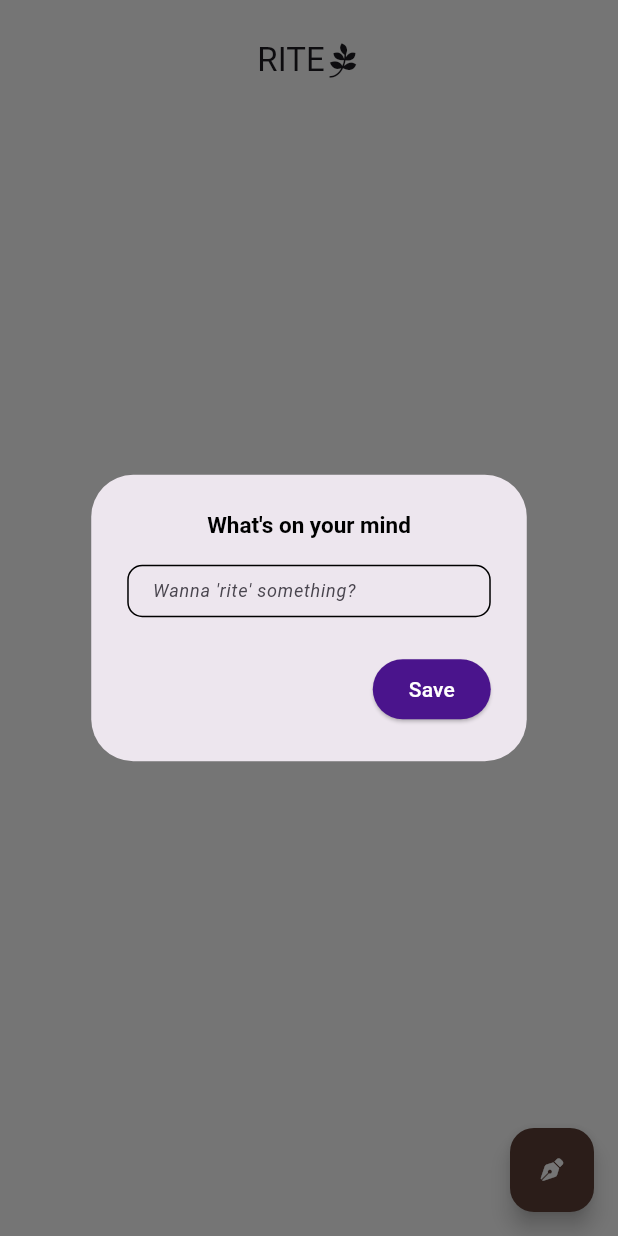
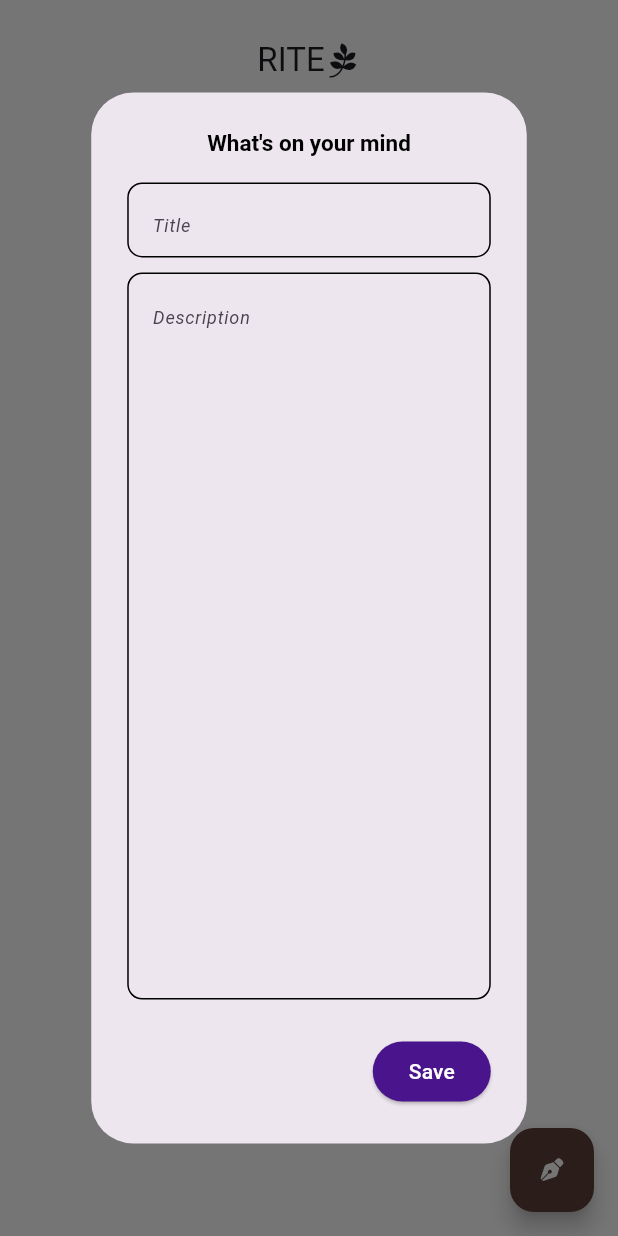
Before and after one commit to SidneyEmeka/write, a Flutter app: the screen it shows after launch, after a tap on an icon or button, on a phone screen of 412 x 824 dp. Run offline on Flutter 3.47's test engine with Material 3 defaults, Android fonts, the phone set to English and light mode, and no system bars; our stand-ins replace flutter_slidable, font_awesome_flutter, sqflite; accounts and stored records are empty.

Commit message:
Created another table

```diff
--- a/lib/models/writesmodel.dart
+++ b/lib/models/writesmodel.dart
@@ -1,7 +1,8 @@
 class Writesmodel{
   final String userContent;
+  final String userContentDescription;
   final int userWroteID;
   final int userIsDone;
 
-  Writesmodel({required this.userContent, required this.userWroteID, required this.userIsDone});
+  Writesmodel({required this.userContentDescription, required this.userContent, required this.userWroteID, required this.userIsDone});
 }
--- a/lib/pages/home.dart
+++ b/lib/pages/home.dart
@@ -1,5 +1,4 @@
 import 'dart:async';
-
 import 'package:flutter/material.dart';
 import 'package:flutter_slidable/flutter_slidable.dart';
 import 'package:font_awesome_flutter/font_awesome_flutter.dart';
@@ -28,10 +27,15 @@ class _AllritespageState extends State<Allritespage> {
   //USER INPUTS
   String? userWrote;
   final contentController = TextEditingController();
+  String? userDescribed;
+  final contentDeescController = TextEditingController();
 
   //LIST TILE
   Widget aWriteTile(
-      {required int id, required String content, required int isDone}) {
+      {required int id,
+      required String content,
+      required String description,
+      required int isDone}) {
     return Slidable(
       endActionPane: ActionPane(
         motion: const StretchMotion(),
@@ -43,6 +47,7 @@ class _AllritespageState extends State<Allritespage> {
                   builder: (context) => Edit(
                     theWriteId: id,
                     theWriteContent: content,
+                    theWriteContentDescription: description,
                   ),
                 ),
               );
@@ -102,12 +107,13 @@ class _AllritespageState extends State<Allritespage> {
                   decoration: const BoxDecoration(
                       //border: Border.all(color: Colors.white)
                       ),
-                  child: const Text(
-                      style: TextStyle(
+                  child: Text(
+                    description,
+                    style: const TextStyle(
                         color: Colors.white,
                         overflow: TextOverflow.fade,
                         fontSize: 12),
-                      "String data key style structstyle etextalign locale overflow textscaler maxlines semeanitics label"),
+                  ),
                 ),
                 const Text(
                   "...Tap to read more",
@@ -186,10 +192,12 @@ class _AllritespageState extends State<Allritespage> {
                       final aWriteontent = aWrite.userContent;
                       final aWriteStatus = aWrite.userIsDone;
                       final aWriteId = aWrite.userWroteID;
+                      final aWriteDescription = aWrite.userContentDescription;
                       return aWriteTile(
                           content: aWriteontent,
                           isDone: aWriteStatus,
-                          id: aWriteId);
+                          id: aWriteId,
+                          description: aWriteDescription);
                     })
                   ],
                 );
@@ -213,13 +221,19 @@ class _AllritespageState extends State<Allritespage> {
                         color: Colors.black,
                         fontWeight: FontWeight.bold),
                   ),
-                  content: Container(
+                  content: SingleChildScrollView(
+                    child: Column(
+                      mainAxisAlignment: MainAxisAlignment.start,
+                      crossAxisAlignment: CrossAxisAlignment.center,
+                      children: [
+                        Container(
                           decoration: BoxDecoration(
                               borderRadius: BorderRadius.circular(10),
                               border: Border.all(color: Colors.black)),
-                    height: 35,
+                          height: 50,
                           width: MediaQuery.of(context).size.width / 1.7,
                           child: TextField(
+                            //maxLines: 2,
                             controller: contentController,
                             cursorColor: Colors.transparent,
                             decoration: const InputDecoration(
@@ -227,9 +241,36 @@ class _AllritespageState extends State<Allritespage> {
                                     fontStyle: FontStyle.italic,
                                     fontWeight: FontWeight.w400,
                                     fontSize: 12),
-                          hintText: "Wanna 'rite' something?",
-                          border:
-                              OutlineInputBorder(borderSide: BorderSide.none)),
+                                hintText: "Title",
+                                border: OutlineInputBorder(
+                                    borderSide: BorderSide.none)),
+                          ),
+                        ),
+                        SizedBox(
+                          height: 10,
+                        ),
+                        Container(
+                          decoration: BoxDecoration(
+                              borderRadius: BorderRadius.circular(10),
+                              border: Border.all(color: Colors.black)),
+                          height: MediaQuery.of(context).size.height/ 1.7,
+                          width: MediaQuery.of(context).size.width / 1.7,
+                          child: TextField(
+                            maxLines: null,
+                            controller: contentDeescController,
+                            cursorColor: Colors.transparent,
+                            decoration: const InputDecoration(
+
+                                hintStyle: TextStyle(
+                                    fontStyle: FontStyle.italic,
+                                    fontWeight: FontWeight.w400,
+                                    fontSize: 12),
+                                hintText: "Description",
+                                border: OutlineInputBorder(
+                                    borderSide: BorderSide.none)),
+                          ),
+                        ),
+                      ],
                     ),
                   ),
                   actions: [
@@ -240,10 +281,13 @@ class _AllritespageState extends State<Allritespage> {
                         onPressed: () {
                           setState(() {
                             userWrote = contentController.text;
+                            userDescribed = contentDeescController.text;
+                            contentDeescController.text = "";
                             contentController.text = "";
                           });
                           if (userWrote == null || userWrote == "") return;
-                          mydbprovider.addRite(content: userWrote!);
+                          mydbprovider.addRite(
+                              content: userWrote!, description: userDescribed!);
                           Navigator.pop(context);
                           ScaffoldMessenger.of(context).showSnackBar(SnackBar(
                             backgroundColor: Colors.brown.shade700,
--- a/lib/provider/dbprovider.dart
+++ b/lib/provider/dbprovider.dart
@@ -37,10 +37,11 @@ class Dbproviders {
   }
 
 //INSERT
-  void addRite({required String content}) async {
+  void addRite({required String content, required String description}) async {
     final db = await openMyDatabase();
     final received = await db.insert(tableName, {
       tableContent: content,
+      tableContentDesc: description,
       tableisDone: 0,
     });
     if (received != 0) {
@@ -55,6 +56,7 @@ class Dbproviders {
 //print(data);
     List<Writesmodel> theWrites = data.map((aRow) {
       return Writesmodel(
+          userContentDescription: aRow["description"] as String,
           userContent: aRow["content"] as String,
           userWroteID: aRow["id"] as int,
           userIsDone: aRow["isdone"] as int);
@@ -62,26 +64,37 @@ class Dbproviders {
     return theWrites;
   }
 
-  //UPDATE
+  //UPDATE STATUS
   void updateAWrite({required int id, required int isdone}) async {
     final db = await openMyDatabase();
     final updated = await db.update(tableName, {tableisDone: isdone},
         where: "id = ?", whereArgs: [id]);
-    if(updated != 0){print("STATUS UPDATED");}
+    if (updated != 0) {
+      print("STATUS UPDATED");
+    }
   }
 
-  void editAWrite({required int id, required String newContent}) async {
+//EDIT
+  void editAWrite(
+      {required int id,
+      required String newContent,
+      required String newDescription}) async {
     final db = await openMyDatabase();
-    final edited = await db.update(tableName, {tableContent: newContent},
+    final edited = await db.update(
+        tableName, {tableContent: newContent, tableContentDesc: newDescription},
         where: "id = ?", whereArgs: [id]);
-    if(edited != 0){print("EDITED SUCCESFULLY");}
+    if (edited != 0) {
+      print("EDITED SUCCESFULLY");
+    }
   }
 
   //DELETE
   void deleteAwrite({required int id}) async {
     final db = await openMyDatabase();
-   final deleted = await db.delete(tableName, where: "id =?", whereArgs: [id]);
-    if(deleted != 0){print("DELETED SUCCESFULLY");}
+    final deleted = await db.delete(tableName, where: "id =?", whereArgs: [id]);
+    if (deleted != 0) {
+      print("DELETED SUCCESFULLY");
+    }
   }
 //CLASS END
 }
```
Also changed, not shown: lib/pages/edit.dart (+55 -12 lines). Lines whose indentation alone changed are shown as unchanged.
